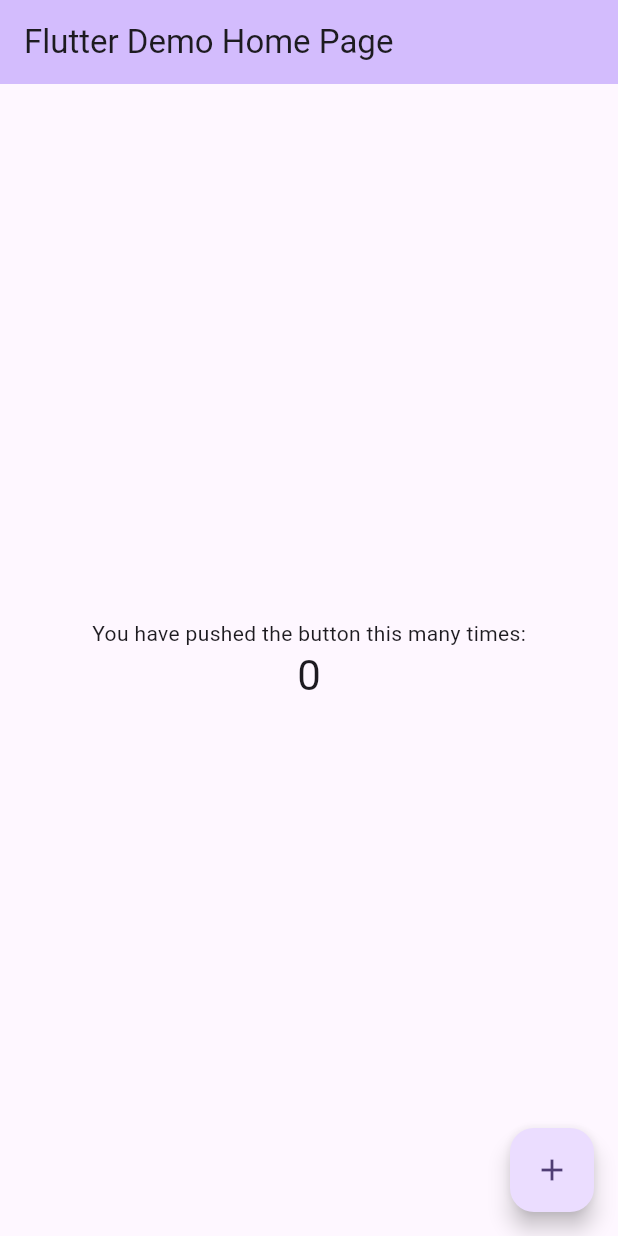
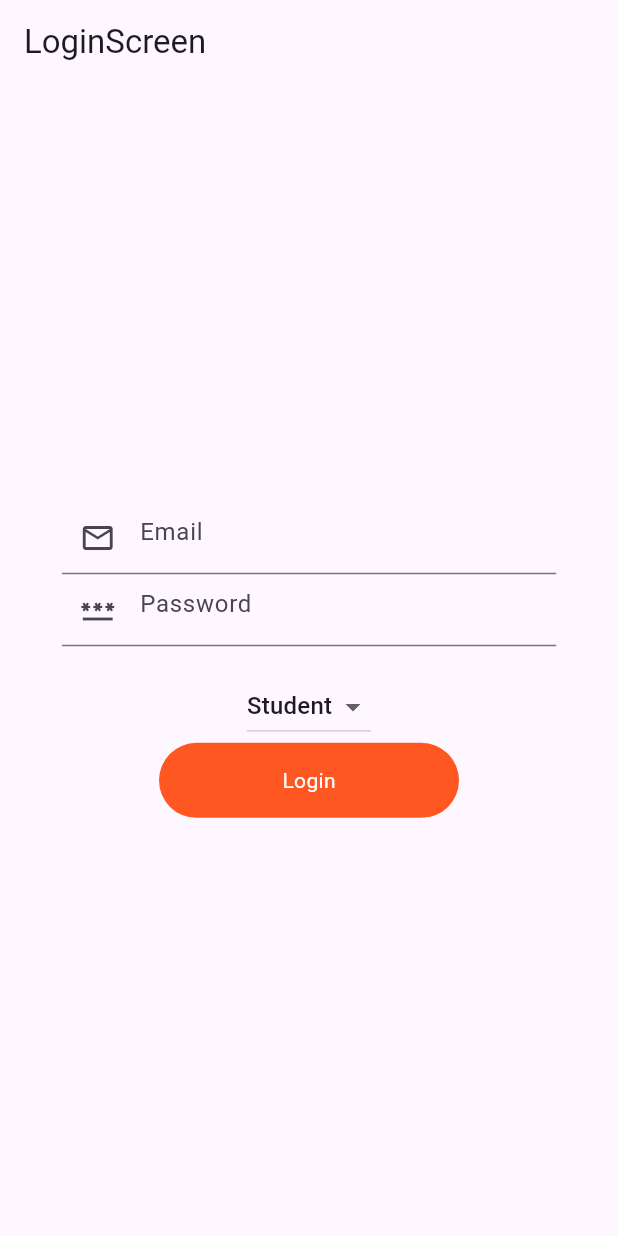
Before and after one commit to arslan-naseem/Shared_Prefrence_flutter, a Flutter app: the screen it shows after launch, on a phone screen of 412 x 824 dp. Run offline on Flutter 3.47's test engine with Material 3 defaults, Android fonts, the phone set to English and light mode, and no system bars; our stand-ins replace flutter_styled_toast, shared_preferences.

```diff
--- a/lib/main.dart
+++ b/lib/main.dart
@@ -1,4 +1,5 @@
 import 'package:flutter/material.dart';
+import 'package:shared_prefrence/view/splash_screen.dart';
 
 void main() {
   runApp(const MyApp());
@@ -7,119 +8,15 @@ void main() {
 class MyApp extends StatelessWidget {
   const MyApp({super.key});
 
-  // This widget is the root of your application.
   @override
   Widget build(BuildContext context) {
     return MaterialApp(
       title: 'Flutter Demo',
       theme: ThemeData(
-        // This is the theme of your application.
-        //
-        // TRY THIS: Try running your application with "flutter run". You'll see
-        // the application has a purple toolbar. Then, without quitting the app,
-        // try changing the seedColor in the colorScheme below to Colors.green
-        // and then invoke "hot reload" (save your changes or press the "hot
-        // reload" button in a Flutter-supported IDE, or press "r" if you used
-        // the command line to start the app).
-        //
-        // Notice that the counter didn't reset back to zero; the application
-        // state is not lost during the reload. To reset the state, use hot
-        // restart instead.
-        //
-        // This works for code too, not just values: Most code changes can be
-        // tested with just a hot reload.
         colorScheme: ColorScheme.fromSeed(seedColor: Colors.deepPurple),
         useMaterial3: true,
       ),
-      home: const MyHomePage(title: 'Flutter Demo Home Page'),
+      home: const SplashScreen(),
     );
   }
 }
-
-class MyHomePage extends StatefulWidget {
-  const MyHomePage({super.key, required this.title});
-
-  // This widget is the home page of your application. It is stateful, meaning
-  // that it has a State object (defined below) that contains fields that affect
-  // how it looks.
-
-  // This class is the configuration for the state. It holds the values (in this
-  // case the title) provided by the parent (in this case the App widget) and
-  // used by the build method of the State. Fields in a Widget subclass are
-  // always marked "final".
-
-  final String title;
-
-  @override
-  State<MyHomePage> createState() => _MyHomePageState();
-}
-
-class _MyHomePageState extends State<MyHomePage> {
-  int _counter = 0;
-
-  void _incrementCounter() {
-    setState(() {
-      // This call to setState tells the Flutter framework that something has
-      // changed in this State, which causes it to rerun the build method below
-      // so that the display can reflect the updated values. If we changed
-      // _counter without calling setState(), then the build method would not be
-      // called again, and so nothing would appear to happen.
-      _counter++;
-    });
-  }
-
-  @override
-  Widget build(BuildContext context) {
-    // This method is rerun every time setState is called, for instance as done
-    // by the _incrementCounter method above.
-    //
-    // The Flutter framework has been optimized to make rerunning build methods
-    // fast, so that you can just rebuild anything that needs updating rather
-    // than having to individually change instances of widgets.
-    return Scaffold(
-      appBar: AppBar(
-        // TRY THIS: Try changing the color here to a specific color (to
-        // Colors.amber, perhaps?) and trigger a hot reload to see the AppBar
-        // change color while the other colors stay the same.
-        backgroundColor: Theme.of(context).colorScheme.inversePrimary,
-        // Here we take the value from the MyHomePage object that was created by
-        // the App.build method, and use it to set our appbar title.
-        title: Text(widget.title),
-      ),
-      body: Center(
-        // Center is a layout widget. It takes a single child and positions it
-        // in the middle of the parent.
-        child: Column(
-          // Column is also a layout widget. It takes a list of children and
-          // arranges them vertically. By default, it sizes itself to fit its
-          // children horizontally, and tries to be as tall as its parent.
-          //
-          // Column has various properties to control how it sizes itself and
-          // how it positions its children. Here we use mainAxisAlignment to
-          // center the children vertically; the main axis here is the vertical
-          // axis because Columns are vertical (the cross axis would be
-          // horizontal).
-          //
-          // TRY THIS: Invoke "debug painting" (choose the "Toggle Debug Paint"
-          // action in the IDE, or press "p" in the console), to see the
-          // wireframe for each widget.
-          mainAxisAlignment: MainAxisAlignment.center,
-          children: <Widget>[
-            const Text(
-              'You have pushed the button this many times:',
-            ),
-            Text(
-              '$_counter',
-              style: Theme.of(context).textTheme.headlineMedium,
-            ),
-          ],
-        ),
-      ),
-      floatingActionButton: FloatingActionButton(
-        onPressed: _incrementCounter,
-        tooltip: 'Increment',
-        child: const Icon(Icons.add),
-      ), // This trailing comma makes auto-formatting nicer for build methods.
-    );
-  }
-}
--- /dev/null
+++ b/lib/utils/widgets/round_button.dart
@@ -0,0 +1,28 @@
+import 'package:flutter/material.dart';
+
+class Roundbutton extends StatelessWidget {
+  final String title;
+  final VoidCallback onPress;
+  const Roundbutton({super.key, required this.title, required this.onPress});
+
+  @override
+  Widget build(BuildContext context) {
+    return InkWell(
+      onTap: onPress,
+      child: Container(
+        decoration: BoxDecoration(
+          color: Colors.deepOrange,
+          borderRadius: BorderRadius.circular(30),
+        ),
+        height: 50,
+        width: 200,
+        child: Center(
+          child: Text(
+            title,
+            style: const TextStyle(color: Colors.white),
+          ),
+        ),
+      ),
+    );
+  }
+}
--- /dev/null
+++ b/lib/view/login_screen.dart
@@ -0,0 +1,95 @@
+import 'package:flutter/material.dart';
+import 'package:shared_preferences/shared_preferences.dart';
+import 'package:shared_prefrence/utils/utils.dart';
+import 'package:shared_prefrence/utils/widgets/round_button.dart';
+import 'package:shared_prefrence/view/student.dart';
+import 'package:shared_prefrence/view/teacher.dart';
+
+class LoginScreen extends StatefulWidget {
+  const LoginScreen({super.key});
+
+  @override
+  State<LoginScreen> createState() => _LoginScreenState();
+}
+
+class _LoginScreenState extends State<LoginScreen> {
+  final TextEditingController emailController = TextEditingController();
+  final TextEditingController passwordController = TextEditingController();
+  String _selectedRole = 'Student';
+  @override
+  Widget build(BuildContext context) {
+    final width = MediaQuery.of(context).size.width * 1;
+    final height = MediaQuery.of(context).size.height * 1;
+
+    return Scaffold(
+      appBar: AppBar(
+        automaticallyImplyLeading: false,
+        title: const Text('LoginScreen'),
+      ),
+      body: Padding(
+        padding: EdgeInsets.symmetric(
+          horizontal: width / 10,
+        ),
+        child: Column(
+          mainAxisAlignment: MainAxisAlignment.center,
+          children: [
+            TextFormField(
+              controller: emailController,
+              decoration: const InputDecoration(
+                  prefixIcon: Icon(Icons.email_outlined), hintText: 'Email'),
+            ),
+            TextFormField(
+              controller: passwordController,
+              decoration: const InputDecoration(
+                  prefixIcon: Icon(Icons.password_outlined),
+                  hintText: 'Password'),
+            ),
+            SizedBox(
+              height: height / 50,
+            ),
+            DropdownButton<String>(
+              value: _selectedRole,
+              onChanged: (String? newValue) {
+                setState(() {
+                  _selectedRole = newValue!;
+                });
+              },
+              items: <String>['Student', 'Teacher']
+                  .map<DropdownMenuItem<String>>((String value) {
+                return DropdownMenuItem<String>(
+                  value: value,
+                  child: Text(value),
+                );
+              }).toList(),
+            ),
+            Roundbutton(
+                title: 'Login',
+                onPress: () {
+                  login(context);
+                })
+          ],
+        ),
+      ),
+    );
+  }
+
+  login(BuildContext context) async {
+    try {
+      SharedPreferences sp = await SharedPreferences.getInstance();
+      sp.setString('email', emailController.text.toString());
+      sp.setString('password', passwordController.text.toString());
+      sp.setString('role', _selectedRole.toString());
+      if (!context.mounted) return;
+      if (_selectedRole == 'Student') {
+        Navigator.push(context,
+            MaterialPageRoute(builder: ((context) => const StudentScreen())));
+      } else {
+        Navigator.push(context,
+            MaterialPageRoute(builder: ((context) => const TeacherScreen())));
+      }
+      Utils.toastMessage(context, 'Login Successfully');
+    } catch (e) {
+      debugPrint(e.toString());
+    }
+  }
+}
--- a/pubspec.yaml
+++ b/pubspec.yaml
@@ -35,6 +35,10 @@ dependencies:
   # The following adds the Cupertino Icons font to your application.
   # Use with the CupertinoIcons class for iOS style icons.
   cupertino_icons: ^1.0.6
+  shared_preferences: ^2.2.2
+  flutter_styled_toast: ^2.2.1
+
+
 
 dev_dependencies:
   flutter_test:
```
Also changed, not shown: lib/utils/utils.dart (added, +21 -0 lines), lib/view/splash_screen.dart (added, +63 -0 lines), lib/view/student.dart (added, +44 -0 lines), lib/view/teacher.dart (added, +44 -0 lines), pubspec.lock, 1 other file.
